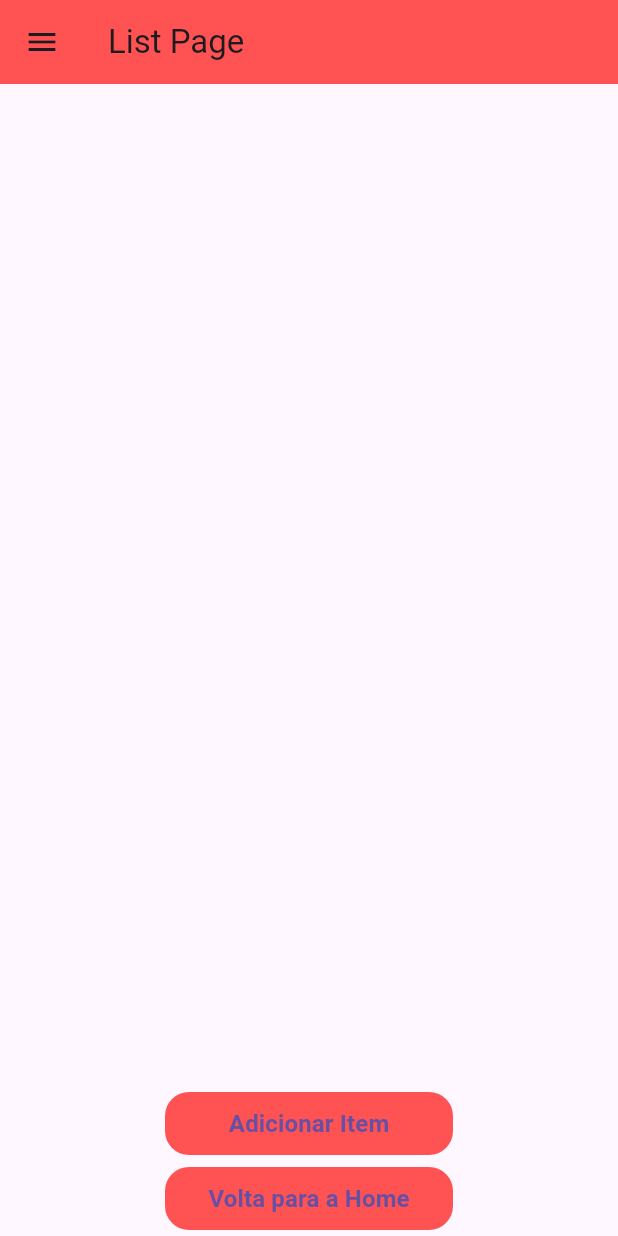
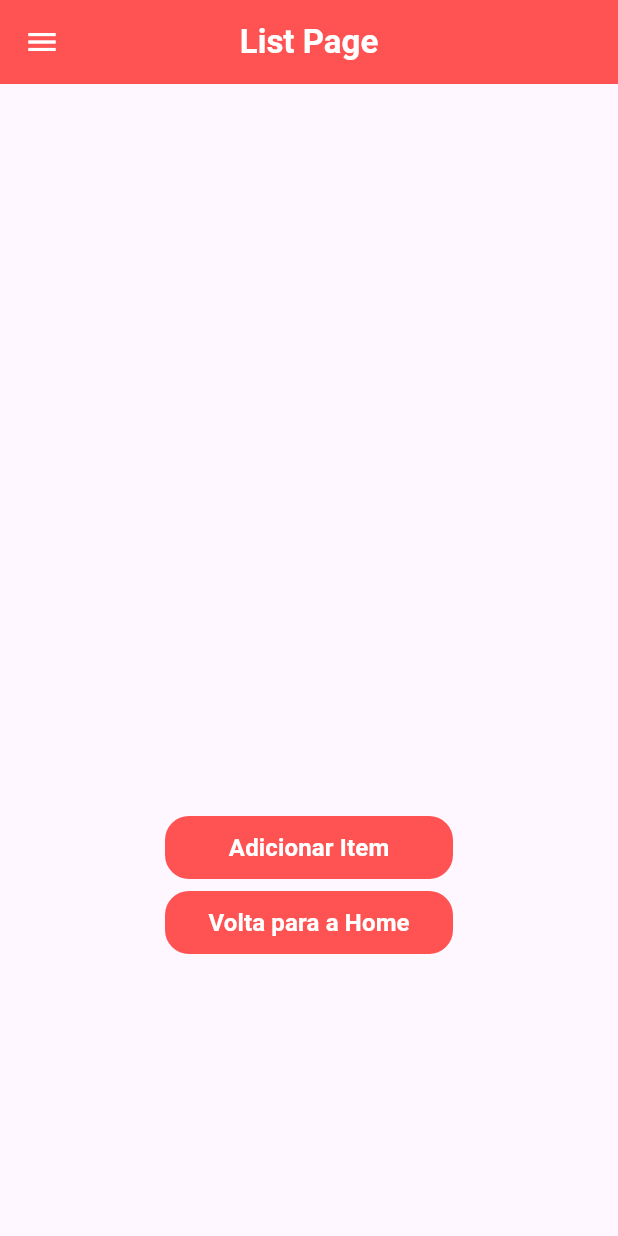
Before and after one commit to LucasCalcada/pae-flutter, a Flutter app: the screen it shows after launch, after a tap on "Ir para a List Page", on a phone screen of 412 x 824 dp. Run offline on Flutter 3.47's test engine with Material 3 defaults, Android fonts, the phone set to English and light mode, and no system bars.

Commit message:
HandsOn2

```diff
--- a/aula4_entrega/lib/pages/homepage.dart
+++ b/aula4_entrega/lib/pages/homepage.dart
@@ -6,9 +6,19 @@ class HomePage extends StatelessWidget{
   Widget build(BuildContext context) {
     return Scaffold(
       appBar: AppBar(
-        title: const Text("Home Page"),
+        title: const Text(
+          "Home Page",
+          style: TextStyle(
+            fontWeight: FontWeight.bold,
+            color: Colors.white
+          ),
+        ),
+        centerTitle: true,
         backgroundColor: Colors.redAccent,
-        leading: const Icon(Icons.menu),
+        leading: const Icon(
+          Icons.menu,
+          color: Colors.white,
+        ),
       ),
       body: Center(
         child: Column(
--- a/aula4_entrega/lib/pages/listpage.dart
+++ b/aula4_entrega/lib/pages/listpage.dart
@@ -1,6 +1,7 @@
 import 'package:aula4_entrega/widgets/button.dart';
 import 'package:aula4_entrega/widgets/item_widget.dart';
 import 'package:flutter/material.dart';
+import 'package:flutter/widgets.dart';
 
 class ListPage extends StatefulWidget{
   const ListPage({super.key});
@@ -15,15 +16,31 @@ class _ListPageState extends State<ListPage>{
   Widget build(BuildContext context) {
     return Scaffold(
       appBar: AppBar(
-        title: const Text("List Page"),
+        title: const Text(
+          "List Page",
+          style: TextStyle(
+            fontWeight: FontWeight.bold,
+            color: Colors.white
+          ),
+          textAlign: TextAlign.center,
+        ),
+        centerTitle: true,
         backgroundColor: Colors.redAccent,
-        leading: const Icon(Icons.menu),
+        leading: const Icon(
+          Icons.menu,
+          color: Colors.white,
+        ),
       ),
       body: Center(
         child: Column(
-          mainAxisAlignment: MainAxisAlignment.end,
+          mainAxisAlignment: MainAxisAlignment.center,
           children: [
-            ...list,
+            SizedBox(
+              height: 300,
+              child: ListView(
+                children: [...list],
+              ),
+            ),
             StyledButton(
               title: "Adicionar Item",
               onPress: (){
--- a/aula4_entrega/lib/widgets/button.dart
+++ b/aula4_entrega/lib/widgets/button.dart
@@ -28,7 +28,8 @@ class StyledButton extends StatelessWidget{
           title,
           style: const TextStyle(
             fontSize: 16,
-            fontWeight: FontWeight.bold
+            fontWeight: FontWeight.bold,
+            color: Colors.white
           ),
         ),
       ),
```
Also changed, not shown: aula4_entrega/pubspec.lock.
